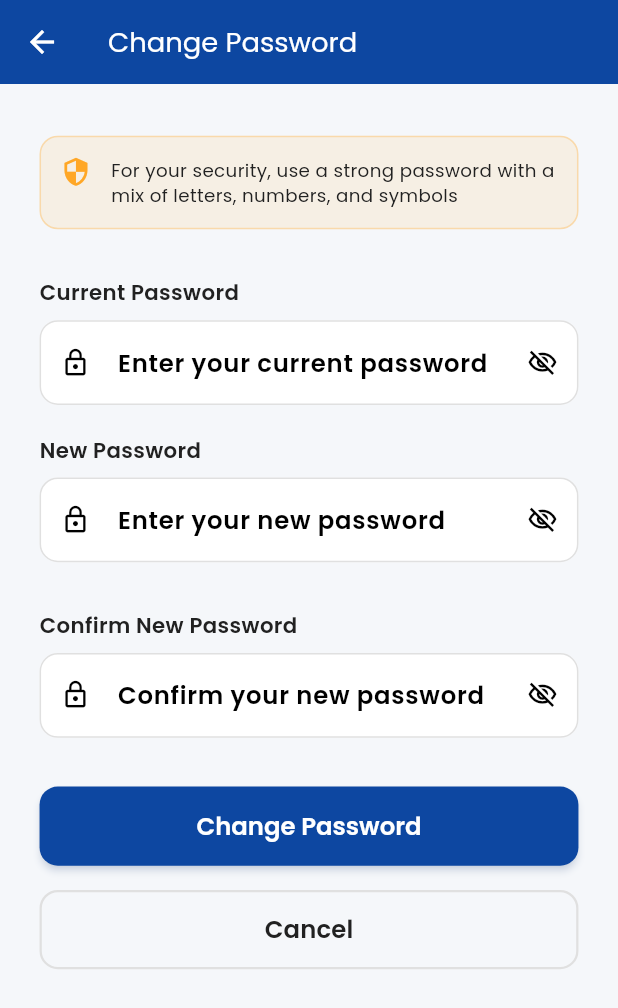
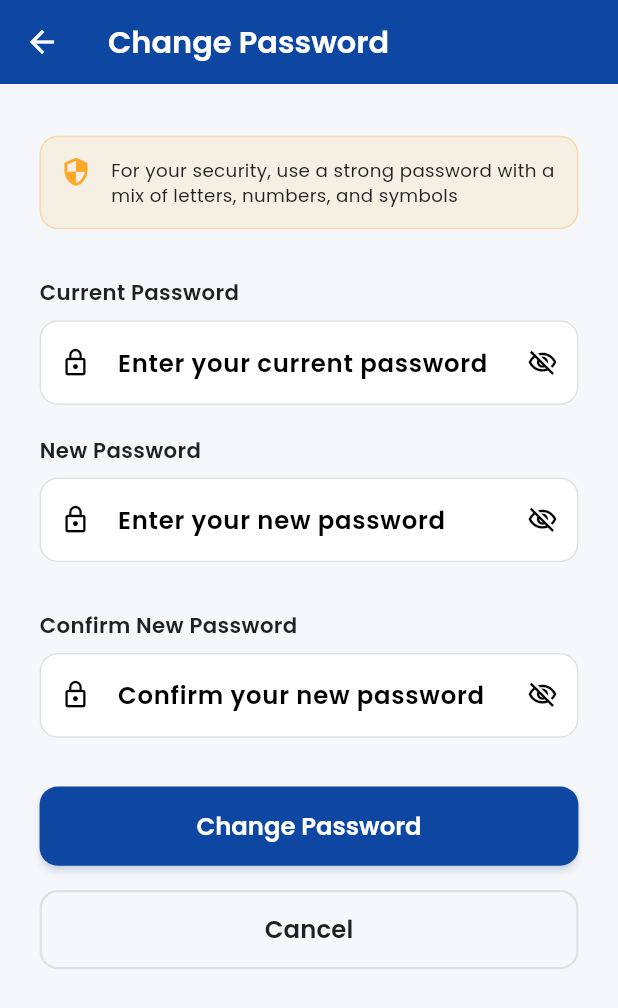
Before and after one commit to Comfie/hello-doctor-app, a Flutter app: the ChangePasswordView screen opened by its route, on a phone screen of 412 x 824 dp. Shown: the top 1008 px of the screen. Run offline on Flutter 3.47's test engine with Material 3 defaults, Android fonts, the phone set to English and light mode, and no system bars; our stand-ins replace awesome_notifications, cached_network_image, dio, firebase_core, firebase_messaging, flutter_screenutil and 9 more; accounts and stored records are empty; network calls fail; statements that could not run were skipped; project files that could hold a hidden picture were left out.

Commit message:
fix: minor bug fixes and styling

```diff
--- a/lib/app/modules/beneficiary/views/beneficiary_list_view.dart
+++ b/lib/app/modules/beneficiary/views/beneficiary_list_view.dart
@@ -96,7 +96,7 @@ class BeneficiaryListView extends GetView<BeneficiaryController> {
                 itemCount: controller.beneficiaries.length,
                 itemBuilder: (context, index) {
                   final beneficiary = controller.beneficiaries[index];
-                  return _buildBeneficiaryCard(beneficiary);
+                  return _buildBeneficiaryCard(context, beneficiary);
                 },
               ),
             ),
--- a/lib/app/modules/dashboard/views/dashboard_view.dart
+++ b/lib/app/modules/dashboard/views/dashboard_view.dart
@@ -191,7 +191,7 @@ class DashboardView extends GetView<DashboardController> {
       ),
       _ActionCardData(
         title: 'Upload Prescription',
-        subtitle: 'Upload new prescription',
+        subtitle: 'New prescription',
         icon: Icons.cloud_upload,
         color: const Color(0xFF4CAF50),
         onTap: () => Get.toNamed('/upload-prescription'),
@@ -208,7 +208,7 @@ class DashboardView extends GetView<DashboardController> {
         subtitle: 'View payment records',
         icon: Icons.payment,
         color: const Color(0xFF9C27B0),
-        onTap: () => Get.toNamed('/payments'),
+        onTap: () => Get.toNamed('/payment-history'),
       ),
     ];
 
--- a/lib/app/modules/profile/views/change_password_view.dart
+++ b/lib/app/modules/profile/views/change_password_view.dart
@@ -10,11 +10,15 @@ class ChangePasswordView extends GetView<ChangePasswordController> {
   @override
   Widget build(BuildContext context) {
     return Scaffold(
-      backgroundColor: Theme.of(context).scaffoldBackgroundColor,
+      backgroundColor: Theme.of(Get.context!).scaffoldBackgroundColor,
       appBar: AppBar(
-        title: const Text('Change Password'),
-        backgroundColor: LightThemeColors.primaryColor,
-        foregroundColor: Colors.white,
+        title: Text(
+          'Change Password',
+          style: TextStyle(
+            fontSize: 20.sp,
+            fontWeight: FontWeight.bold,
+          ),
+        ),
         elevation: 0,
       ),
       body: SafeArea(
@@ -365,6 +369,7 @@ class ChangePasswordView extends GetView<ChangePasswordController> {
                     style: TextStyle(
                       fontSize: 16.sp,
                       fontWeight: FontWeight.w600,
+                      color: Theme.of(Get.context!).textTheme.bodyLarge?.color,
                     ),
                   ),
                 ),
--- a/lib/app/modules/profile/views/profile_view.dart
+++ b/lib/app/modules/profile/views/profile_view.dart
@@ -20,7 +20,7 @@ class ProfileView extends GetView<ProfileController> {
             SliverAppBar(
               expandedHeight: 220.h,
               pinned: true,
-              backgroundColor: LightThemeColors.primaryColor,
+              backgroundColor: Theme.of(Get.context!).scaffoldBackgroundColor,
               flexibleSpace: FlexibleSpaceBar(
                 background: Container(
                   decoration: const BoxDecoration(
@@ -41,7 +41,7 @@ class ProfileView extends GetView<ProfileController> {
                         // Avatar
                         Container(
                           width: 100.w,
-                          height: 100.w,
+                          height: 80.w,
                           decoration: BoxDecoration(
                             shape: BoxShape.circle,
                             color: Colors.white,
--- a/lib/app/modules/settings/controllers/settings_controller.dart
+++ b/lib/app/modules/settings/controllers/settings_controller.dart
@@ -1,4 +1,5 @@
 import 'package:get/get.dart';
+import 'package:hello_doctor_app/config/theme/light_theme_colors.dart';
 import '../../../../config/theme/my_theme.dart';
 import '../../../../config/translations/localization_service.dart';
 import '../../../data/local/my_shared_pref.dart';
@@ -38,6 +39,7 @@ class SettingsController extends GetxController {
       'Switched to $themeName',
       snackPosition: SnackPosition.BOTTOM,
       duration: const Duration(seconds: 2),
+      backgroundColor: LightThemeColors.backgroundColor
     );
   }
 
```
Also changed, not shown: lib/app/modules/about/views/about_view.dart (+13 -12 lines), lib/app/modules/about/views/privacy_policy_view.dart (+4 -3 lines), lib/app/modules/about/views/terms_view.dart (+4 -3 lines), lib/app/modules/beneficiary/views/add_beneficiary_view.dart (+6 -2 lines), lib/app/modules/profile/views/edit_profile_view.dart (+7 -3 lines).
